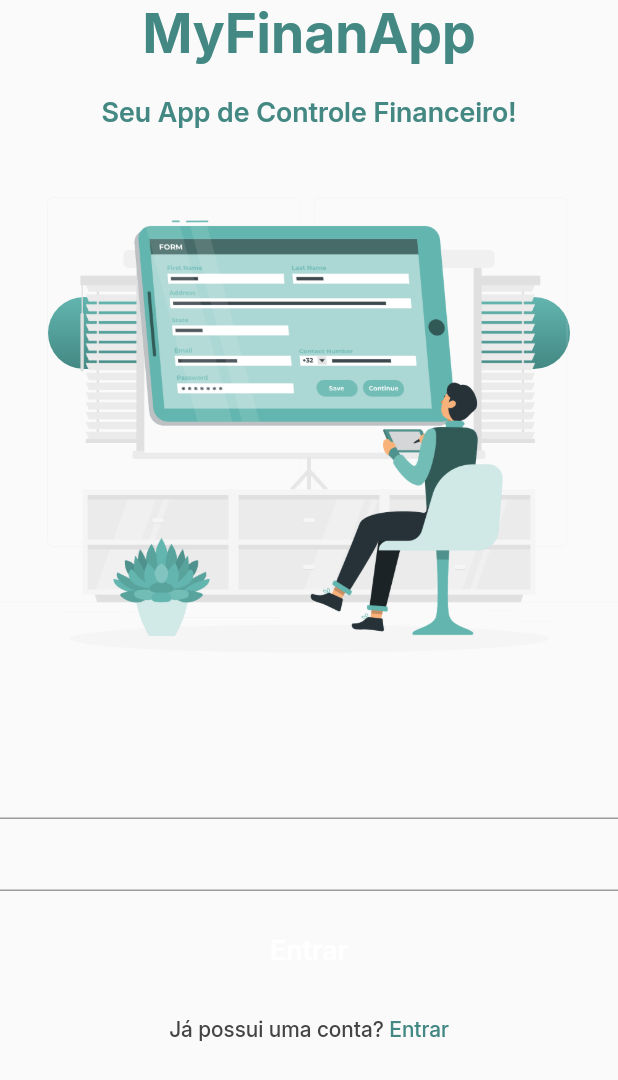
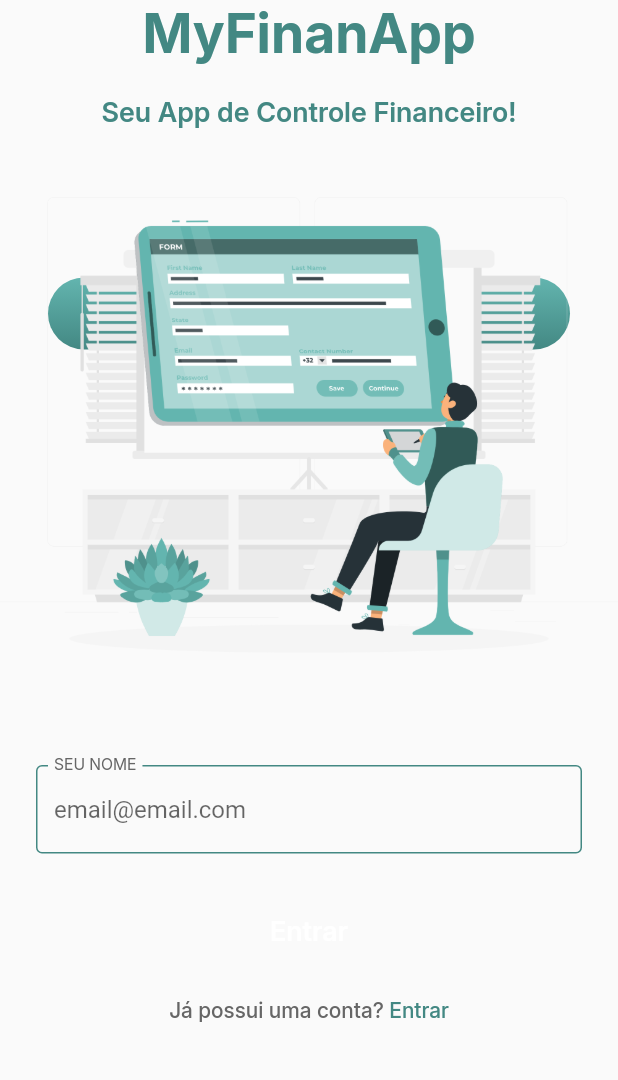
Before and after one commit to Rhayssam/MyFinanControl, a Flutter app: the screen it shows after launch, on a phone screen of 412 x 824 dp. Shown: the top 1080 px of the screen. Run offline on Flutter 3.47's test engine with Material 3 defaults, Android fonts, the phone set to English and light mode, and no system bars; our stand-ins replace sqflite, sqflite_common, synchronized; accounts and stored records are empty.

Commit message:
Creating CustomTextFormField Syle

```diff
--- a/lib/app/core/ui/text_styles.dart
+++ b/lib/app/core/ui/text_styles.dart
@@ -23,4 +23,9 @@ class TextStyles {
     fontSize: 14.0,
     fontWeight: FontWeight.w500,
   );
+  static const TextStyle inputLabelText = TextStyle(
+    fontFamily: 'Inter',
+    fontSize: 14.0,
+    fontWeight: FontWeight.w400,
+  );
 }
--- a/lib/app/core/ui/theme_config.dart
+++ b/lib/app/core/ui/theme_config.dart
@@ -21,7 +21,8 @@ class ThemeConfig {
   // Colors
   static const Color white = Color(0xFFFFFFFF);
   static const Color iceWhite = Color(0xFFEEF8F7);
-  static const Color grey = Color(0xFF444444);
+  static const Color darkGrey = Color(0xFF444444);
+  static const Color grey = Color(0xFF666666);
   static const Color greenlightOne = Color(0xFF63B5AF);
   static const Color greenlightTwo = Color(0xFF438883);
 }
--- /dev/null
+++ b/lib/app/core/widgets/custom_text_form_field.dart
@@ -0,0 +1,74 @@
+import 'package:flutter/material.dart';
+
+import '../ui/text_styles.dart';
+import '../ui/theme_config.dart';
+
+class CustomTextFormField extends StatefulWidget {
+  final EdgeInsetsGeometry? padding;
+  final String? hintText;
+  final String? labelText;
+  final TextCapitalization? textCapitalization;
+  final TextEditingController? controller;
+  final TextInputType? keyboardType;
+  final int? maxLenght;
+  final TextInputAction? textInputAction;
+
+  const CustomTextFormField({
+    Key? key,
+    this.padding,
+    this.hintText,
+    this.labelText,
+    this.textCapitalization,
+    this.controller,
+    this.keyboardType,
+    this.maxLenght,
+    this.textInputAction,
+  }) : super(key: key);
+
+  @override
+  State<CustomTextFormField> createState() => _CustomTextFormFieldState();
+}
+
+class _CustomTextFormFieldState extends State<CustomTextFormField> {
+  final defaultBorder = OutlineInputBorder(
+      borderSide: BorderSide(color: ThemeConfig.greenlightTwo));
+
+  @override
+  Widget build(BuildContext context) {
+    return Padding(
+      padding: widget.padding ??
+          EdgeInsets.symmetric(
+            horizontal: 24.0,
+            vertical: 12.0,
+          ),
+      child: TextFormField(
+        textInputAction: widget.textInputAction,
+        maxLength: widget.maxLenght,
+        keyboardType: widget.keyboardType,
+        controller: widget.controller,
+        textCapitalization:
+            widget.textCapitalization ?? TextCapitalization.none,
+        decoration: InputDecoration(
+          hintText: widget.hintText,
+          floatingLabelBehavior: FloatingLabelBehavior.always,
+          labelText: widget.labelText?.toUpperCase(),
+          labelStyle:
+              TextStyles.inputLabelText.copyWith(color: ThemeConfig.grey),
+          focusedBorder: defaultBorder,
+          errorBorder: defaultBorder.copyWith(
+            borderSide: BorderSide(
+              color: Colors.red,
+            ),
+          ),
+          focusedErrorBorder: defaultBorder.copyWith(
+            borderSide: BorderSide(
+              color: Colors.red,
+            ),
+          ),
+          enabledBorder: defaultBorder,
+          disabledBorder: defaultBorder,
+        ),
+      ),
+    );
+  }
+}
--- a/lib/app/modules/sign_up/sign_up_page.dart
+++ b/lib/app/modules/sign_up/sign_up_page.dart
@@ -1,7 +1,9 @@
+// ignore_for_file: public_member_api_docs, sort_constructors_first
 import 'package:flutter/material.dart';
 
 import '../../core/ui/text_styles.dart';
 import '../../core/ui/theme_config.dart';
+import '../../core/widgets/custom_text_form_field.dart';
 import '../../core/widgets/multi_text_button.dart';
 import '../../core/widgets/primary_button.dart';
 
@@ -33,8 +35,16 @@ class SignUpPage extends StatelessWidget {
           Image.asset(
             'assets/images/sign_up.png',
           ),
-          TextFormField(),
-          TextField(),
+          Form(
+            child: Column(
+              children: [
+                CustomTextFormField(
+                  labelText: 'Seu nome',
+                  hintText: 'email@email.com',
+                ),
+              ],
+            ),
+          ),
           Padding(
             padding: const EdgeInsets.only(
               left: 32.0,
```
